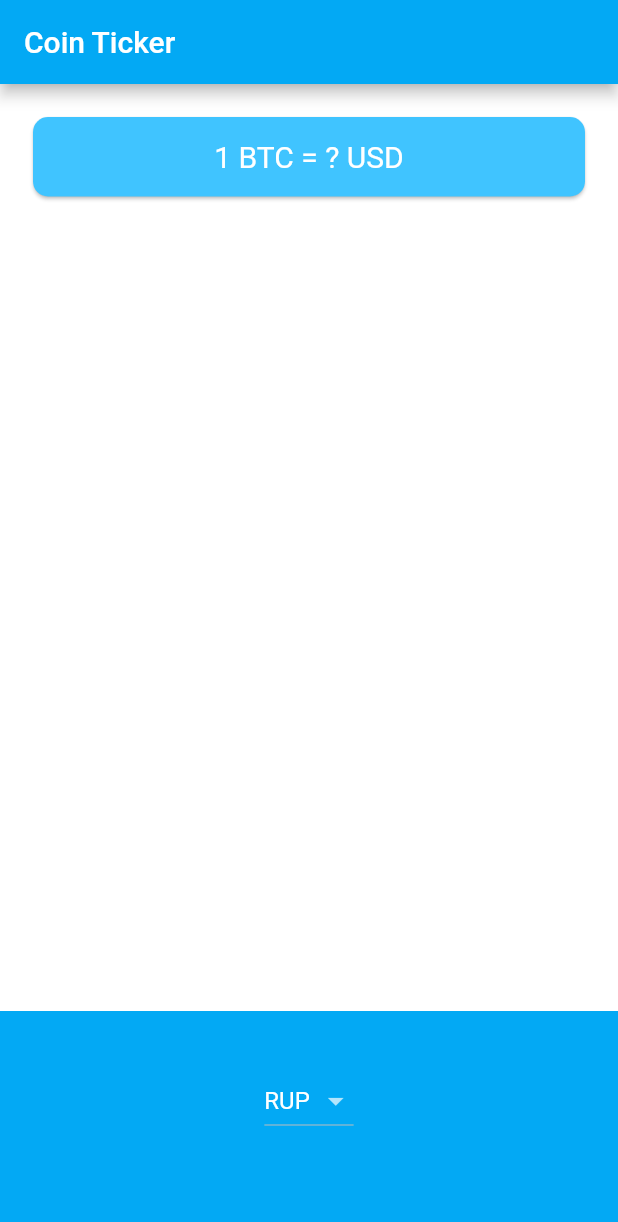
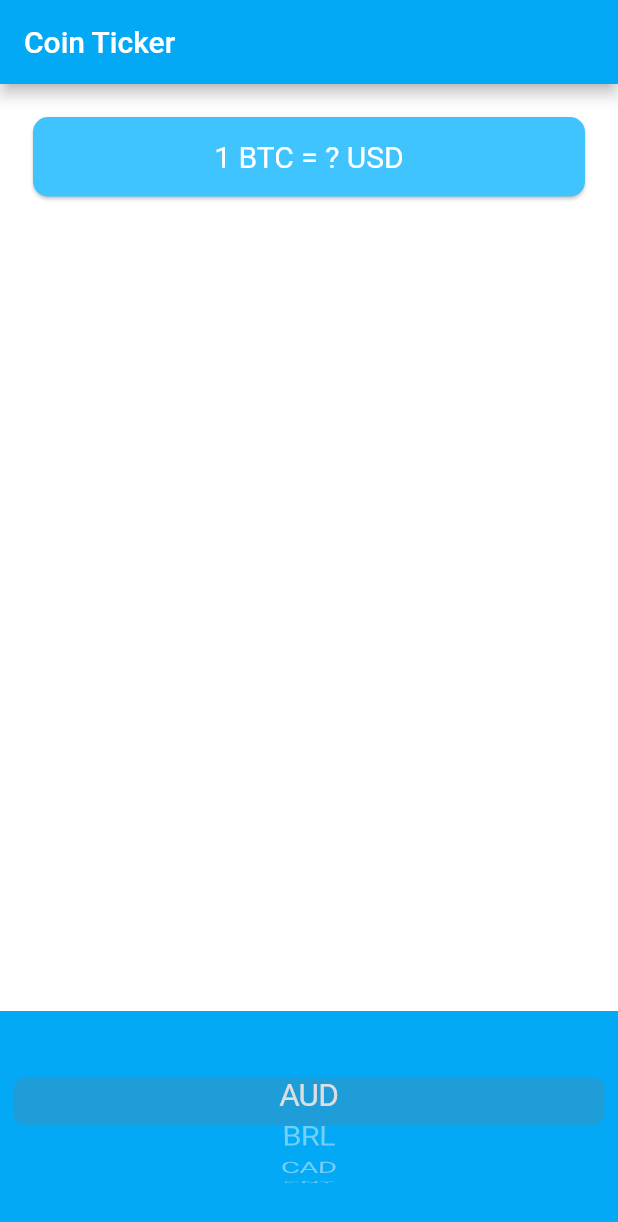
Before and after one commit to Abhishek-J-B-R-I/golden_medal, a Flutter app: the screen it shows after launch, on a phone screen of 412 x 824 dp. Shown: the top 1222 px of the screen. Run offline on Flutter 3.47's test engine with Material 2 defaults, Android fonts, the phone set to English and light mode, and no system bars.

```diff
--- a/lib/price_screen.dart
+++ b/lib/price_screen.dart
@@ -1,5 +1,7 @@
 import 'package:flutter/material.dart';
 import 'coin_data.dart';
+import 'package:flutter/cupertino.dart';
+
 class price_screen extends StatefulWidget {
   const price_screen({super.key});
 
@@ -8,8 +10,7 @@ class price_screen extends StatefulWidget {
 }
 
 class _price_screenState extends State<price_screen> {
-  String
-  drope_down_menu= "RUP";
+  String drope_down_menu = "RUP";
   /*DropdownMenuItem ddmil(List<String> cl){
 
     for(String c in cl){
@@ -32,8 +33,8 @@ class _price_screenState extends State<price_screen> {
   }*/
 
   //List<DropdownMenuItem<String>> getDropdownItem(){
-    //int i=0;
-    /*List<DropdownMenuItem<String>> dropdownItems = [
+  //int i=0;
+  /*List<DropdownMenuItem<String>> dropdownItems = [
       /*DropdownMenuItem(child:Text("${currency_list[i]}") ,value: "${currency_list[i]}",),
       //DropdownMenuItem(child:Text("${currency_list[1]}") ,value: "${currency_list[1]}",),
       //DropdownMenuItem(child:Text("${currency_list[1]}") ,value: "${currency_list[1]}",),
@@ -55,7 +56,7 @@ class _price_screenState extends State<price_screen> {
   return dropdownItems;
   }*/
 
-   /* List<DropdownMenuItem<String>> getDropdownItem(){
+  /* List<DropdownMenuItem<String>> getDropdownItem(){
       int i=0;
       List<DropdownMenuItem<String>> dropdownItems = [
         DropdownMenuItem(child:Text("RUP") ,value: "RUP",),
@@ -75,25 +76,36 @@ class _price_screenState extends State<price_screen> {
 //c style for loop used here
   //  }
 
-  List<DropdownMenuItem<String>> getDropdownItem(){
-    int i=0;
+  List<DropdownMenuItem<String>> getDropdownItem() {
+    int i = 0;
     List<DropdownMenuItem<String>> dropdownItems = [
-      DropdownMenuItem(child:Text("RUP") ,value: "RUP",),
+      DropdownMenuItem(
+        child: Text("RUP"),
+        value: "RUP",
+      ),
 
       // DropdownMenuItem(child:Text("${currency_list[i]}") ,value: "${currency_list[i]}",),
     ];
-    for(String c in currency_list){
+    for (String c in currency_list) {
       // i=1;
       dropdownItems.add(DropdownMenuItem(
         child: Text(c),
         value: "$c",
-      )
-      );}
+      ));
+    }
 
     return dropdownItems;
   }
 
+  List<Widget> ios_style() {
+    List<Text> l = [
 
+    ];
+    for (String i in currency_list) {
+      l.add(Text('$i'));
+    }
+    return l;
+  }
 
   @override
   Widget build(BuildContext context) {
@@ -105,41 +117,33 @@ class _price_screenState extends State<price_screen> {
         mainAxisAlignment: MainAxisAlignment.spaceBetween,
         children: [
           Padding(
-
             padding: const EdgeInsets.fromLTRB(18, 18, 18, 18),
             child: Card(
               color: Colors.lightBlueAccent,
-              shape: RoundedRectangleBorder(borderRadius: BorderRadius.circular(10)),
+              shape: RoundedRectangleBorder(
+                  borderRadius: BorderRadius.circular(10)),
               child: Padding(
-                padding: const EdgeInsets.symmetric(vertical: 15 , horizontal: 28),
-                child: Center(child: Text("1 BTC = ? USD", style: TextStyle(fontSize: 20, color: Colors.white),)),
+                padding:
+                    const EdgeInsets.symmetric(vertical: 15, horizontal: 28),
+                child: Center(
+                    child: Text(
+                  "1 BTC = ? USD",
+                  style: TextStyle(fontSize: 20, color: Colors.white),
+                )),
               ),
-
             ),
           ),
           Container(
             height: 150,
             padding: EdgeInsets.only(bottom: 30),
             color: Colors.lightBlue,
-
             alignment: Alignment.center,
-
-            child: DropdownButton<String>(
-                value: drope_down_menu,
-                items:getDropdownItem()
-                // [
-/*
-              DropdownMenuItem(child:Text("USD") ,value: "USD",),
-              DropdownMenuItem(child: Text("AUD"),value: "AUD",),
-              DropdownMenuItem(child: Text("RUP"), value: "RUP",)*/
-                //ddmil(currency_list);
-            //]
-                ,onChanged:(value){
-                  setState(() {
-                    drope_down_menu=value!;
-                  });
-
-            }),
+            child: CupertinoPicker(
+                itemExtent: 32.0,
+                onSelectedItemChanged: (int value) {
+                  print(value);
+                },
+                children: ios_style()),
           )
         ],
       ),
```
